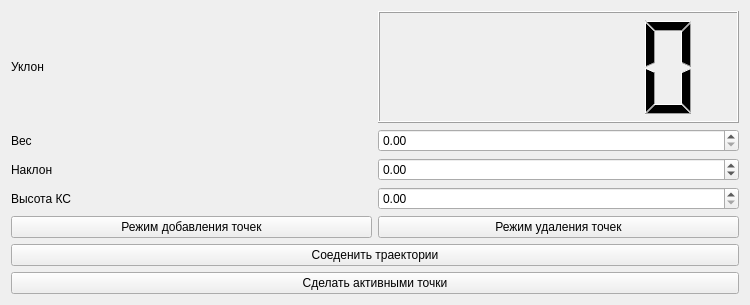
Qt form src/RailsPointEditor.ui (asafran/RouteEditor) before a commit.
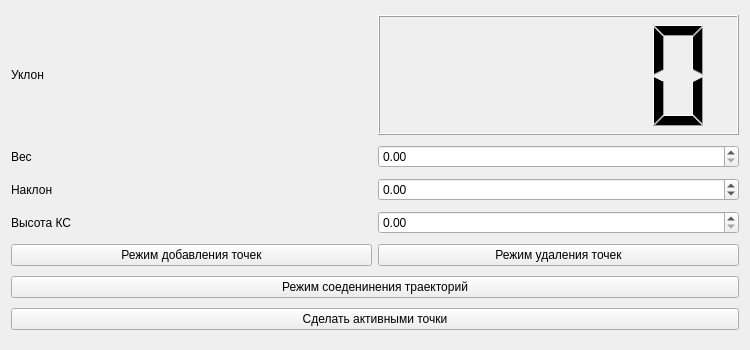
The same form after that commit.

Patch:
```diff
--- a/src/RailsPointEditor.ui
+++ b/src/RailsPointEditor.ui
@@ -7,7 +7,7 @@
     <x>0</x>
     <y>0</y>
     <width>750</width>
-    <height>305</height>
+    <height>350</height>
    </rect>
   </property>
   <property name="windowTitle">
@@ -38,7 +38,7 @@
    <item row="5" column="0" colspan="2">
     <widget class="QPushButton" name="connectButt">
      <property name="text">
-      <string>Соеденить траектории</string>
+      <string>Режим соеденинения траекторий</string>
      </property>
      <property name="checkable">
       <bool>true</bool>
@@ -84,6 +84,18 @@
    </item>
    <item row="0" column="1">
     <widget class="QLCDNumber" name="lcdNumber">
+     <property name="sizePolicy">
+      <sizepolicy hsizetype="Minimum" vsizetype="Fixed">
+       <horstretch>0</horstretch>
+       <verstretch>0</verstretch>
+      </sizepolicy>
+     </property>
+     <property name="minimumSize">
+      <size>
+       <width>0</width>
+       <height>120</height>
+      </size>
+     </property>
      <property name="smallDecimalPoint">
       <bool>false</bool>
      </property>
```
